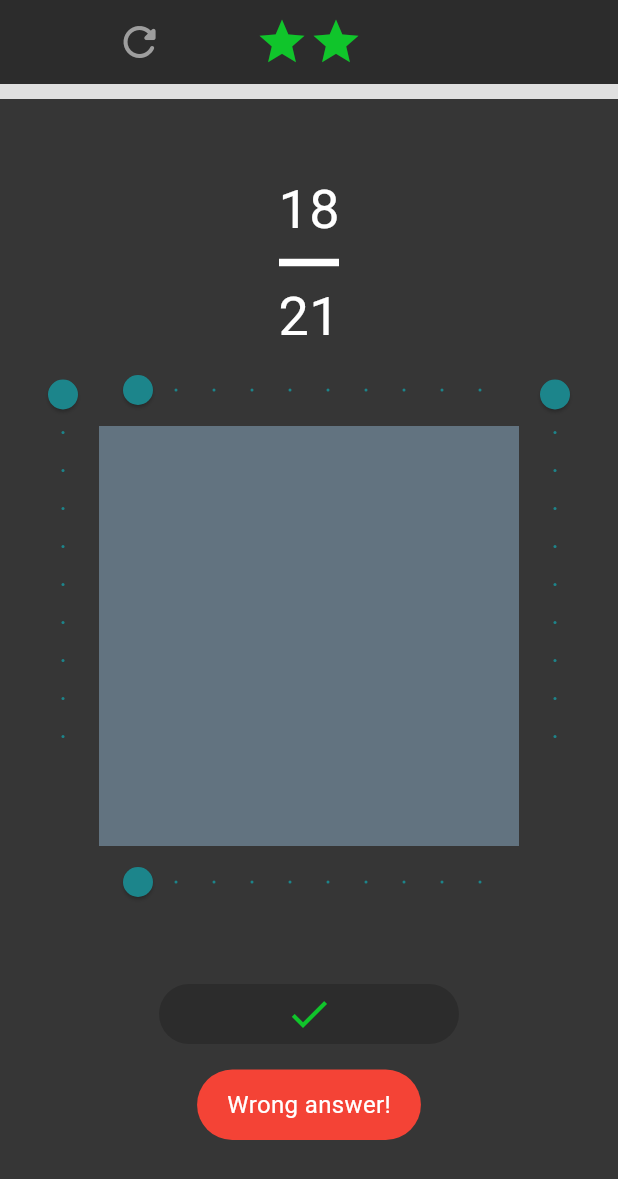
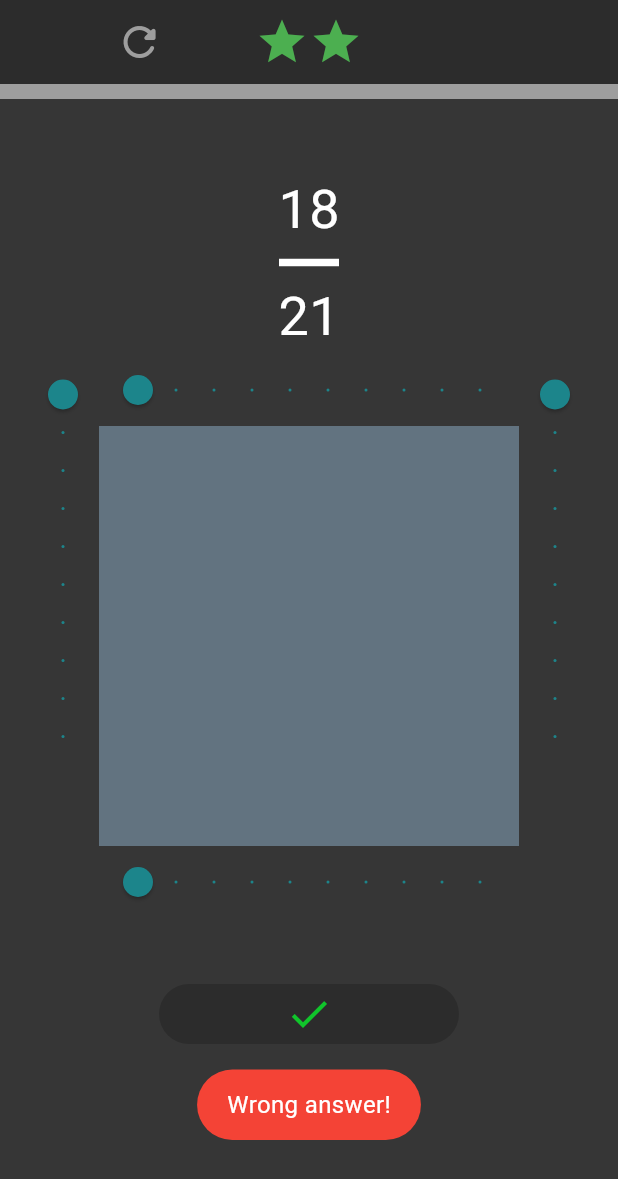
Before and after one commit to munovrizall/internship-test-studyo, a Flutter app: the screen it shows after launch, after a tap on the "check" icon, on a phone screen of 412 x 824 dp. Shown: the top 1179 px of the screen. Run offline on Flutter 3.47's test engine with Material 3 defaults, Android fonts, the phone set to English and light mode, and no system bars; our stand-ins replace fluttertoast.

Commit message:
refactor: tidy up the code

```diff
--- a/lib/main.dart
+++ b/lib/main.dart
@@ -1,15 +1,13 @@
 import 'dart:math';
 import 'package:fluttertoast/fluttertoast.dart';
 import 'package:flutter/material.dart';
+import 'package:internship_test_studyo/utils/constants.dart';
+import 'package:internship_test_studyo/widgets/rect_painter.dart';
 
 enum Orientation { vertical, horizontal }
 
 void main() {
-  runApp(
-    const MaterialApp(
-      home: MyApp()
-    )
-  );
+  runApp(const MaterialApp(home: MyApp()));
 }
 
 class MyApp extends StatefulWidget {
@@ -28,9 +26,8 @@ class _MyAppState extends State<MyApp> {
   int _numerator = 1;
   int _denominator = 1;
 
-  int correctAnswer = 0; // Menyimpan jumlah jawaban benar
-  final int _targetCorrectAnswers =
-      5; // Target jawaban benar untuk progress penuh
+  int correctAnswer = 0;
+  final int _targetCorrectAnswers = 5;
   double progress = 0.0;
 
   @override
@@ -52,7 +49,7 @@ class _MyAppState extends State<MyApp> {
       home: Builder(builder: (context) {
         return Scaffold(
           appBar: AppBar(
-            backgroundColor: const Color.fromARGB(255, 44, 44, 44),
+            backgroundColor: AppColors.darkGrey,
             title: Row(
               mainAxisAlignment: MainAxisAlignment.spaceEvenly,
               children: [
@@ -62,7 +59,7 @@ class _MyAppState extends State<MyApp> {
                       icon: const Icon(
                         Icons.refresh_rounded,
                         size: 32,
-                        color: Color.fromARGB(255, 158, 158, 158),
+                        color: AppColors.grey,
                       ),
                       onPressed: () {
                         _generateNewQuestion();
@@ -76,12 +73,12 @@ class _MyAppState extends State<MyApp> {
                     Icon(
                       Icons.star,
                       size: 36,
-                      color: Color.fromARGB(255, 16, 197, 43),
+                      color: Colors.green,
                     ),
                     Icon(
                       Icons.star,
                       size: 36,
-                      color: Color.fromARGB(255, 16, 197, 43),
+                      color: Colors.green,
                     ),
                   ],
                 ),
@@ -91,14 +88,14 @@ class _MyAppState extends State<MyApp> {
               ],
             ),
           ),
-          backgroundColor: const Color(0xff363636),
+          backgroundColor: AppColors.backgroundColor,
           body: Column(
             children: [
               SizedBox(
                 width: screenWidth,
                 child: LinearProgressIndicator(
                   value: progress, // Nilai progress bar
-                  backgroundColor: Colors.grey[300],
+                  backgroundColor: AppColors.grey,
                   color: Colors.green,
                   minHeight: 10,
                 ),
@@ -176,7 +173,7 @@ class _MyAppState extends State<MyApp> {
                           onPressed: _checkAnswer,
                           style: const ButtonStyle(
                             backgroundColor: WidgetStatePropertyAll(
-                              Color.fromARGB(255, 44, 44, 44),
+                              AppColors.darkGrey,
                             ),
                           ),
                           child: const Icon(
@@ -213,9 +210,9 @@ class _MyAppState extends State<MyApp> {
         child: RotatedBox(
           quarterTurns: 1,
           child: Slider(
-            thumbColor: const Color(0xff1C858B),
-            activeColor: const Color(0xff1C858B),
-            inactiveColor: const Color(0xff363636),
+            thumbColor: AppColors.primaryBlue,
+            activeColor: AppColors.primaryBlue,
+            inactiveColor: AppColors.backgroundColor,
             value: _verticalDivision,
             min: 1,
             max: 10,
@@ -234,8 +231,8 @@ class _MyAppState extends State<MyApp> {
       return SizedBox(
         width: 280,
         child: Slider(
-          thumbColor: const Color(0xff1C858B),
-          activeColor: const Color(0xff1C858B),
+          thumbColor: AppColors.primaryBlue,
+          activeColor: AppColors.primaryBlue,
           inactiveColor: const Color(0xff363636),
           value: _horizontalDivision,
           min: 1,
@@ -257,14 +254,12 @@ class _MyAppState extends State<MyApp> {
     final double boxWidth = 280 / _horizontalDivision;
     final double boxHeight = 280 / _verticalDivision;
 
-    // Hitung kotak mana yang dipilih berdasarkan posisi klik
     final int xIndex = (position.dx ~/ boxWidth);
     final int yIndex = (position.dy ~/ boxHeight);
 
     final selectedBox = Offset(xIndex.toDouble(), yIndex.toDouble());
 
     setState(() {
-      // Toggle kotak apakah dipilih atau dihapus dari set
       if (_selectedBoxes.contains(selectedBox)) {
         _selectedBoxes.remove(selectedBox);
       } else {
@@ -300,14 +295,7 @@ class _MyAppState extends State<MyApp> {
 
   void _checkAnswer() {
     if (_selectedBoxes.length == _numerator) {
-      Fluttertoast.showToast(
-          msg: "Correct answer!",
-          toastLength: Toast.LENGTH_SHORT,
-          gravity: ToastGravity.BOTTOM,
-          timeInSecForIosWeb: 1,
-          backgroundColor: Colors.green,
-          textColor: Colors.white,
-          fontSize: 16.0);
+      _showToast("Correct answer!", Colors.green);
       correctAnswer++;
       _updateProgress();
 
@@ -318,14 +306,7 @@ class _MyAppState extends State<MyApp> {
         _selectedBoxes.clear();
       }
     } else {
-      Fluttertoast.showToast(
-          msg: "Wrong answer!",
-          toastLength: Toast.LENGTH_SHORT,
-          gravity: ToastGravity.BOTTOM,
-          timeInSecForIosWeb: 1,
-          backgroundColor: Colors.red,
-          textColor: Colors.white,
-          fontSize: 16.0);
+      _showToast("Wrong answer!", Colors.red);
       _generateNewQuestion();
       _selectedBoxes.clear();
     }
@@ -335,6 +316,17 @@ class _MyAppState extends State<MyApp> {
     setState(() {
       progress = correctAnswer / _targetCorrectAnswers;
     });
+  }
+
+  void _showToast(String message, Color backgroundColor) {
+    Fluttertoast.showToast(
+      msg: message,
+      toastLength: Toast.LENGTH_SHORT,
+      gravity: ToastGravity.BOTTOM,
+      backgroundColor: backgroundColor,
+      textColor: Colors.white,
+      fontSize: 16.0,
+    );
   }
 
   void _showCompletionDialog() {
@@ -361,69 +353,3 @@ class _MyAppState extends State<MyApp> {
     );
   }
 }
-
-class RectPainter extends CustomPainter {
-  final double horizontalDivision;
-  final double verticalDivision;
-  final Set<Offset> selectedBoxes;
-
-  RectPainter({
-    required this.horizontalDivision,
-    required this.verticalDivision,
-    required this.selectedBoxes,
-  });
-
-  @override
-  void paint(Canvas canvas, Size size) {
-    final paint = Paint()
-      ..color = const Color(0xff363636)
-      ..style = PaintingStyle.stroke
-      ..strokeWidth = 2.0;
-
-    final paintRect = Paint()
-      ..color = const Color(0xff627380)
-      ..style = PaintingStyle.fill
-      ..strokeWidth = 2.0;
-
-    final selectedPaint = Paint()
-      ..color = const Color(0xff1C858B)
-      ..style = PaintingStyle.fill;
-
-    final double boxWidth = size.width / horizontalDivision;
-    final double boxHeight = size.height / verticalDivision;
-
-    // Gambar kotak utama
-    final rect = Rect.fromLTWH(0, 0, size.width, size.height);
-    canvas.drawRect(rect, paintRect);
-
-    // Gambar garis vertikal sesuai dengan nilai horizontalDivision
-    for (int i = 1; i < horizontalDivision; i++) {
-      canvas.drawLine(
-          Offset(boxWidth * i, 0), Offset(boxWidth * i, size.height), paint);
-    }
-
-    // Gambar garis horizontal sesuai dengan nilai verticalDivision
-    for (int i = 1; i < verticalDivision; i++) {
-      canvas.drawLine(
-          Offset(0, boxHeight * i), Offset(size.width, boxHeight * i), paint);
-    }
-
-    // Gambar kotak yang dipilih
-    for (final box in selectedBoxes) {
-      final rect = Rect.fromLTWH(
-        box.dx * boxWidth,
-        box.dy * boxHeight,
-        boxWidth - 1,
-        boxHeight - 1,
-      );
-      canvas.drawRect(rect, selectedPaint);
-    }
-  }
-
-  @override
-  bool shouldRepaint(covariant RectPainter oldDelegate) {
-    return oldDelegate.horizontalDivision != horizontalDivision ||
-        oldDelegate.verticalDivision != verticalDivision ||
-        oldDelegate.selectedBoxes != selectedBoxes;
-  }
-}
--- /dev/null
+++ b/lib/utils/constants.dart
@@ -0,0 +1,8 @@
+import 'package:flutter/material.dart';
+
+class AppColors {
+  static const primaryBlue = Color(0xff1C858B);
+  static const backgroundColor = Color(0xff363636);
+  static const grey = Color.fromARGB(255, 158, 158, 158);
+  static const darkGrey = Color.fromARGB(255, 44, 44, 44);
+}
--- /dev/null
+++ b/lib/widgets/rect_painter.dart
@@ -0,0 +1,67 @@
+import 'package:flutter/material.dart';
+
+class RectPainter extends CustomPainter {
+  final double horizontalDivision;
+  final double verticalDivision;
+  final Set<Offset> selectedBoxes;
+
+  RectPainter({
+    required this.horizontalDivision,
+    required this.verticalDivision,
+    required this.selectedBoxes,
+  });
+
+  @override
+  void paint(Canvas canvas, Size size) {
+    final paint = Paint()
+      ..color = const Color(0xff363636)
+      ..style = PaintingStyle.stroke
+      ..strokeWidth = 2.0;
+
+    final paintRect = Paint()
+      ..color = const Color(0xff627380)
+      ..style = PaintingStyle.fill
+      ..strokeWidth = 2.0;
+
+    final selectedPaint = Paint()
+      ..color = const Color(0xff1C858B)
+      ..style = PaintingStyle.fill;
+
+    final double boxWidth = size.width / horizontalDivision;
+    final double boxHeight = size.height / verticalDivision;
+
+    // Gambar kotak utama
+    final rect = Rect.fromLTWH(0, 0, size.width, size.height);
+    canvas.drawRect(rect, paintRect);
+
+    // Gambar garis vertikal sesuai dengan nilai horizontalDivision
+    for (int i = 1; i < horizontalDivision; i++) {
+      canvas.drawLine(
+          Offset(boxWidth * i, 0), Offset(boxWidth * i, size.height), paint);
+    }
+
+    // Gambar garis horizontal sesuai dengan nilai verticalDivision
+    for (int i = 1; i < verticalDivision; i++) {
+      canvas.drawLine(
+          Offset(0, boxHeight * i), Offset(size.width, boxHeight * i), paint);
+    }
+
+    // Gambar kotak yang dipilih
+    for (final box in selectedBoxes) {
+      final rect = Rect.fromLTWH(
+        box.dx * boxWidth,
+        box.dy * boxHeight,
+        boxWidth - 1,
+        boxHeight - 1,
+      );
+      canvas.drawRect(rect, selectedPaint);
+    }
+  }
+
+  @override
+  bool shouldRepaint(covariant RectPainter oldDelegate) {
+    return oldDelegate.horizontalDivision != horizontalDivision ||
+        oldDelegate.verticalDivision != verticalDivision ||
+        oldDelegate.selectedBoxes != selectedBoxes;
+  }
+}
```
